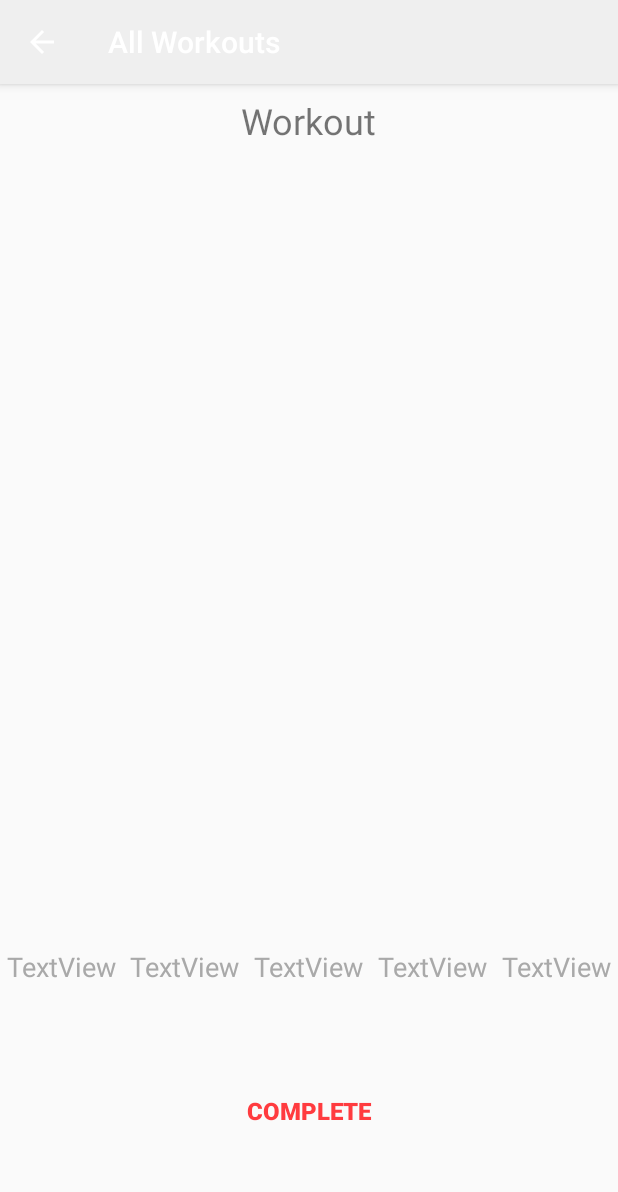
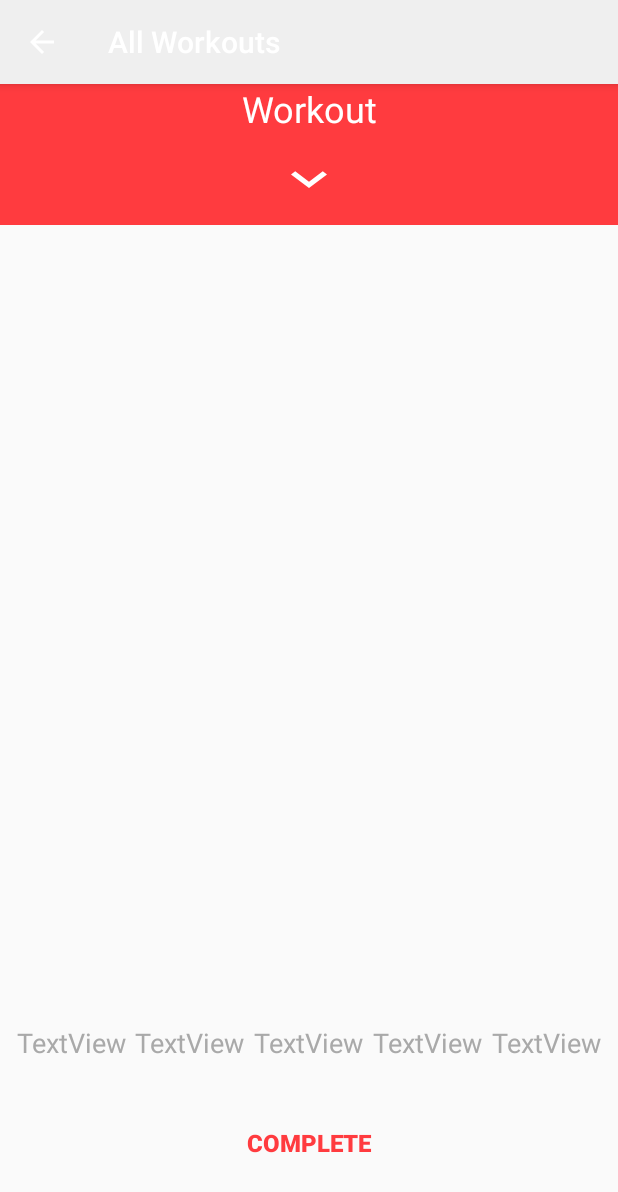
Before and after one commit to jesusCDev/AllWorkouts, an Android app: the WorkoutSessionActivity screen opened directly, with no data from a screen before it, on a phone screen of 412 x 824 dp. Shown: the top 1192 px of the screen. Run offline under Robolectric (Android 15) with nearby library versions, the phone set to English and light mode, and no system bars; 4 statements that could not run were skipped.

Commit message:
Added descriptions for the workouts and a section to press inorder to present it to them. Next i will focus on fixing small bugs.

```diff
--- a/app/src/main/java/com/allvens/allworkouts/MainActivity.java
+++ b/app/src/main/java/com/allvens/allworkouts/MainActivity.java
@@ -8,6 +8,7 @@ import android.view.View;
 import android.widget.ImageButton;
 import android.widget.TextView;
 
+import com.allvens.allworkouts.assets.DebuggingMethods;
 import com.allvens.allworkouts.home_manager.Home_Manager;
 
 public class MainActivity extends AppCompatActivity {
@@ -19,6 +20,10 @@ public class MainActivity extends AppCompatActivity {
         super.onCreate(savedInstanceState);
         setContentView(R.layout.activity_home);
 
+        // TODO - FIRST TIME WORKOUT - GIVE USER A WARNNIG THAT WE ARE NOT LIABLE FOR ANYTHING
+        // TODO - AND THIS IS NOT SCIENCETIFIC-TESTED WORKOUT JUST A WAY TO TRACK PROGRESS WITH A COURSE TO FOLLOW
+        // TODO - AND THAT THEY SHOULD NOT PUSH THEMSELVES TO A POINT OF CAUSING PAIN OR INJURY
+
         TextView tv_CurrentWorkout = findViewById(R.id.tv_home_CurrentWorkout);
         ImageButton btn_ChangeWorkouts = findViewById(R.id.btn_ChangeWorkouts);
         LinearLayoutCompat ll_home_WorkoutChooser = findViewById(R.id.ll_home_WorkoutChooser);
@@ -29,6 +34,7 @@ public class MainActivity extends AppCompatActivity {
     @Override
     protected void onResume() {
         super.onResume();
+        manager.setUp_WorkoutsPos();
     }
 
     /****************************************
--- a/app/src/main/java/com/allvens/allworkouts/WorkoutSessionActivity.java
+++ b/app/src/main/java/com/allvens/allworkouts/WorkoutSessionActivity.java
@@ -7,6 +7,7 @@ import android.support.v7.app.AppCompatActivity;
 import android.view.MenuItem;
 import android.view.View;
 import android.widget.Button;
+import android.widget.ImageButton;
 import android.widget.LinearLayout;
 import android.widget.TextView;
 
@@ -24,6 +25,7 @@ public class WorkoutSessionActivity extends AppCompatActivity {
 
         TextView tv_workout_WorkoutName = findViewById(R.id.tv_workout_WorkoutName);
         LinearLayout llTimeImageHolder = findViewById(R.id.ll_workout_timeImageHolder);
+        LinearLayout llWorkoutHelper = findViewById(R.id.ll_workout_workout_helper);
 
         TextView tvValue1 = findViewById(R.id.tv_workout_Value1);
         TextView tvValue2 = findViewById(R.id.tv_workout_Value2);
@@ -31,10 +33,12 @@ public class WorkoutSessionActivity extends AppCompatActivity {
         TextView tvValue4 = findViewById(R.id.tv_workout_Value4);
         TextView tvValue5 = findViewById(R.id.tv_workout_Value5);
 
-        Button btn_workout_CompleteTask = findViewById(R.id.btn_workout_CompleteTask);
+        Button btn_ChangeScreens = findViewById(R.id.btn_workout_CompleteTask);
+        ImageButton btn_WorkoutHelper = findViewById(R.id.btn_workout_WorkoutHelper);
 
         manager = new WorkoutSession_Manager(this, getIntent().getExtras().get(Constants.CHOSEN_WORKOUT_EXTRA_KEY).toString());
-        manager.setUp_UiManager(tv_workout_WorkoutName, llTimeImageHolder, tvValue1, tvValue2, tvValue3, tvValue4, tvValue5, btn_workout_CompleteTask);
+        manager.setUp_UiManager(tv_workout_WorkoutName, llTimeImageHolder, llWorkoutHelper, tvValue1,
+                tvValue2, tvValue3, tvValue4, tvValue5, btn_ChangeScreens, btn_WorkoutHelper);
         manager.set_Timer();
         manager.start_Screen();
     }
@@ -60,11 +64,22 @@ public class WorkoutSessionActivity extends AppCompatActivity {
         return true;
     }
 
+    public void btnAction_OpenCloseWorkoutHelper(View view){
+        manager.clear_WorkoutHelper();
+        if(!manager.get_WorkoutHelperOpen()){
+            manager.open_WorkoutHelper();
+        }
+        manager.set_WorkoutHelperOpen(!manager.get_WorkoutHelperOpen());
+    }
+
     /**
      * Switches Screen between - Workout and Timer
      * @param view
      */
     public void btnAction_ChangeActivities(View view){
+
+        manager.clear_WorkoutHelper();
+        manager.set_WorkoutHelperOpen(false);
         manager.update_Screen();
     }
 }
--- a/app/src/main/java/com/allvens/allworkouts/workout_session_manager/Timer.java
+++ b/app/src/main/java/com/allvens/allworkouts/workout_session_manager/Timer.java
@@ -4,14 +4,14 @@ import android.os.Handler;
 
 public class Timer {
 
-    private WorkoutSessionScene_UI_Manager workoutSessionUi_manager;
+    private WorkoutSession_UI_Manager workoutSessionUi_manager;
 
     private Handler timerHandler;
     private Runnable timerRunnable;
     private long startTime = 0;
     private boolean timerRunning = false;
 
-    public Timer(WorkoutSessionScene_UI_Manager workoutSessionUi_manager){
+    public Timer(WorkoutSession_UI_Manager workoutSessionUi_manager){
         this.workoutSessionUi_manager = workoutSessionUi_manager;
     }
 
--- /dev/null
+++ b/app/src/main/res/drawable/layout_bottom_round_corners.xml
@@ -0,0 +1,29 @@
+<?xml version="1.0" encoding="utf-8"?>
+<shape
+    xmlns:android="http://schemas.android.com/apk/res/android"
+    android:shape="rectangle"   >
+
+    <solid
+        android:color="@color/colorAccent" >
+    </solid>
+
+    <stroke
+        android:width="2dp"
+        android:color="@color/colorAccent" >
+    </stroke>
+
+    <padding
+        android:left="5dp"
+        android:top="5dp"
+        android:right="5dp"
+        android:bottom="5dp"    >
+    </padding>
+
+    <corners
+        android:topLeftRadius="0dip"
+        android:topRightRadius="0dip"
+        android:bottomLeftRadius="0dip"
+        android:bottomRightRadius="0dip">
+    </corners>
+
+</shape>
--- a/app/src/main/res/layout/activity_workout_finish.xml
+++ b/app/src/main/res/layout/activity_workout_finish.xml
@@ -68,7 +68,8 @@
                 android:onClick="btnAction_setDifficulty"
                 android:text="Neutral"
                 android:textColor="@color/selectedButton"
-                android:textSize="@dimen/btn_textSize" />
+                android:textSize="@dimen/btn_textSize"
+                android:textStyle="bold" />
 
             <Button
                 android:id="@+id/btn_workoutFinish_LevelEasy"
--- a/app/src/main/res/layout/activity_workout_session.xml
+++ b/app/src/main/res/layout/activity_workout_session.xml
@@ -1,43 +1,67 @@
 <?xml version="1.0" encoding="utf-8"?>
-<android.widget.LinearLayout xmlns:android="http://schemas.android.com/apk/res/android"
+<android.support.constraint.ConstraintLayout xmlns:android="http://schemas.android.com/apk/res/android"
     xmlns:app="http://schemas.android.com/apk/res-auto"
+    xmlns:tools="http://schemas.android.com/tools"
     android:layout_width="match_parent"
     android:layout_height="match_parent"
-    android:layout_weight="4"
-    android:orientation="vertical"
-    android:weightSum="4">
+    android:layout_weight="4">
 
     <RelativeLayout
         android:layout_width="match_parent"
-        android:layout_height="match_parent"
-        android:layout_weight="1">
+        android:layout_height="0dp"
+        android:layout_marginBottom="8dp"
+        app:layout_constraintBottom_toTopOf="@+id/linearLayout5"
+        app:layout_constraintEnd_toEndOf="parent"
+        app:layout_constraintHorizontal_bias="0.0"
+        app:layout_constraintStart_toStartOf="parent"
+        app:layout_constraintTop_toTopOf="parent"
+        app:layout_constraintVertical_bias="1.0">
 
         <TextView
             android:id="@+id/tv_workout_WorkoutName"
-            android:layout_width="wrap_content"
+            android:layout_width="match_parent"
             android:layout_height="wrap_content"
             android:layout_alignParentTop="true"
             android:layout_centerHorizontal="true"
-            android:layout_marginTop="8dp"
+            android:background="@color/colorAccent"
             android:text="Workout"
+            android:textAlignment="center"
+            android:textColor="@android:color/white"
             android:textSize="@dimen/priority_1" />
+
+        <include
+            android:id="@+id/i_workout_Include"
+            layout="@layout/workout_session_helper"
+            android:layout_width="match_parent"
+            android:layout_height="wrap_content"
+            android:layout_below="@+id/tv_workout_WorkoutName"
+            android:translationZ="100dp" />
 
         <LinearLayout
             android:id="@+id/ll_workout_timeImageHolder"
-            android:layout_width="wrap_content"
-            android:layout_height="wrap_content"
+            android:layout_width="match_parent"
+            android:layout_height="match_parent"
+            android:layout_alignParentBottom="true"
+            android:layout_below="@+id/i_workout_Include"
             android:layout_centerInParent="true"
+            android:baselineAligned="false"
+            android:gravity="center"
             android:orientation="vertical"></LinearLayout>
 
     </RelativeLayout>
 
     <LinearLayout
+        android:id="@+id/linearLayout5"
         android:layout_width="match_parent"
-        android:layout_height="match_parent"
-        android:layout_alignParentBottom="true"
-        android:layout_alignParentStart="true"
-        android:layout_weight="3"
-        android:orientation="vertical">
+        android:layout_height="133dp"
+        android:layout_marginBottom="8dp"
+        android:layout_marginEnd="8dp"
+        android:layout_marginStart="8dp"
+        android:orientation="vertical"
+        app:layout_constraintBottom_toBottomOf="parent"
+        app:layout_constraintEnd_toEndOf="parent"
+        app:layout_constraintHorizontal_bias="0.0"
+        app:layout_constraintStart_toStartOf="parent">
 
         <LinearLayout
             android:id="@+id/ll_workout_ValueHolder"
@@ -111,4 +135,5 @@
 
     </LinearLayout>
 
-</android.widget.LinearLayout>
+
+</android.support.constraint.ConstraintLayout>
--- /dev/null
+++ b/app/src/main/res/layout/workout_session_helper.xml
@@ -0,0 +1,38 @@
+<?xml version="1.0" encoding="utf-8"?>
+<android.support.constraint.ConstraintLayout xmlns:android="http://schemas.android.com/apk/res/android"
+    xmlns:app="http://schemas.android.com/apk/res-auto"
+    android:layout_width="match_parent"
+    android:layout_height="wrap_content"
+    android:background="@drawable/layout_bottom_round_corners">
+
+
+    <LinearLayout
+        android:id="@+id/ll_workout_workout_helper"
+        android:layout_width="match_parent"
+        android:layout_height="wrap_content"
+        android:layout_marginEnd="8dp"
+        android:layout_marginStart="8dp"
+        android:layout_marginTop="8dp"
+        android:onClick="btnAction_OpenCloseWorkoutHelper"
+        android:orientation="vertical"
+        app:layout_constraintEnd_toEndOf="parent"
+        app:layout_constraintStart_toStartOf="parent"
+        app:layout_constraintTop_toTopOf="parent">
+
+    </LinearLayout>
+
+    <ImageButton
+        android:id="@+id/btn_workout_WorkoutHelper"
+        android:layout_width="match_parent"
+        android:layout_height="wrap_content"
+        android:layout_marginBottom="8dp"
+        android:layout_marginEnd="8dp"
+        android:layout_marginStart="8dp"
+        android:background="@android:color/transparent"
+        android:onClick="btnAction_OpenCloseWorkoutHelper"
+        app:layout_constraintBottom_toBottomOf="parent"
+        app:layout_constraintEnd_toEndOf="parent"
+        app:layout_constraintStart_toStartOf="parent"
+        app:layout_constraintTop_toBottomOf="@+id/ll_workout_workout_helper"
+        app:srcCompat="@drawable/ic_expand_more_black_24dp" />
+</android.support.constraint.ConstraintLayout>
```
Also changed, not shown: app/src/main/java/com/allvens/allworkouts/WorkoutSessionFinishActivity.java (+6 -2 lines), app/src/main/java/com/allvens/allworkouts/home_manager/Home_Manager.java (+6 -5 lines), app/src/main/java/com/allvens/allworkouts/workout_session_manager/WorkoutSession_Manager.java (+33 -4 lines), app/src/main/java/com/allvens/allworkouts/workout_session_manager/WorkoutSession_UI_Manager.java (renamed from app/src/main/java/com/allvens/allworkouts/workout_session_manager/WorkoutSessionScene_UI_Manager.java, +52 -11 lines), app/src/main/java/com/allvens/allworkouts/workout_session_manager/workouts/PullUps.java (+69 -21 lines), app/src/main/java/com/allvens/allworkouts/workout_session_manager/workouts/PushUps.java (+72 -21 lines), app/src/main/java/com/allvens/allworkouts/workout_session_manager/workouts/SitUps.java (+72 -21 lines), app/src/main/java/com/allvens/allworkouts/workout_session_manager/workouts/Squats.java (+91 -21 lines), app/src/main/java/com/allvens/allworkouts/workout_session_manager/workouts/Workout.java (+9 -0 lines).
